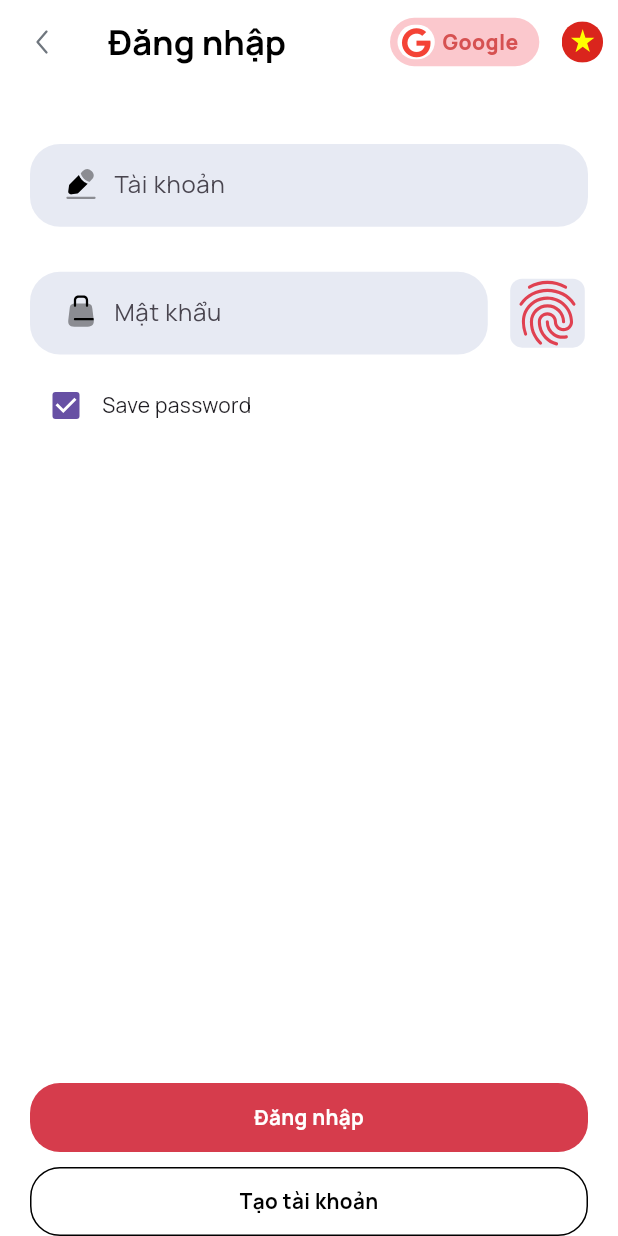
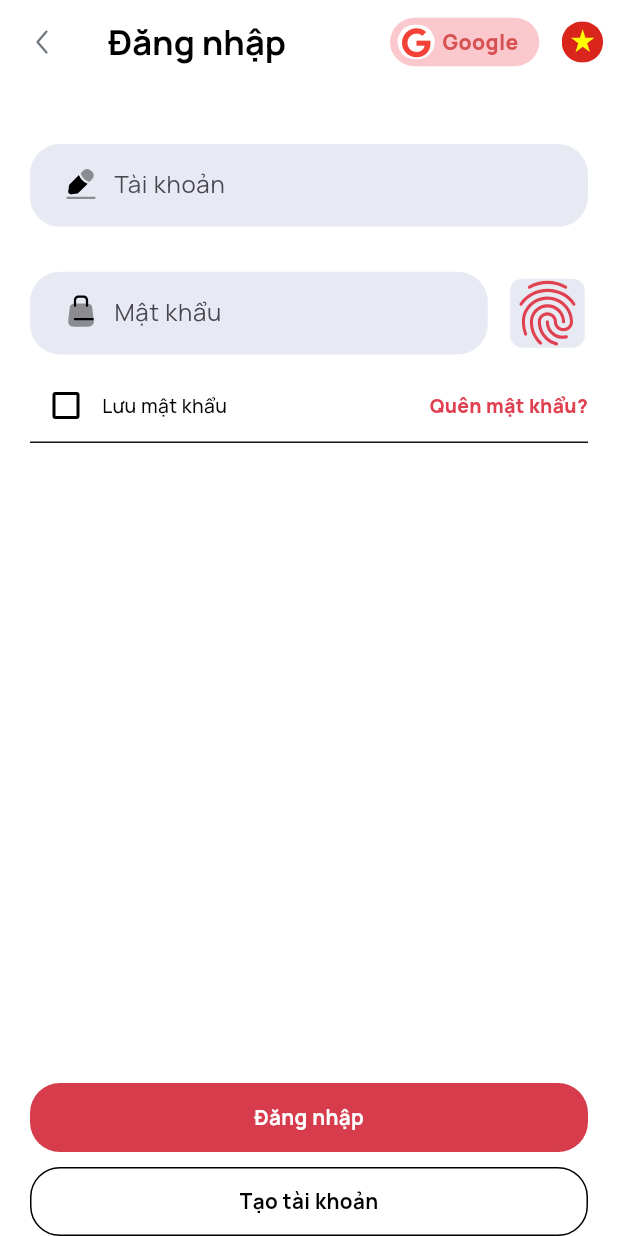
Before and after one commit to DevDadd/fitness-project, a Flutter app: the screen it shows after launch, after a tap on "Bắt đầu", on a phone screen of 412 x 824 dp. Run offline on Flutter 3.47's test engine with Material 3 defaults, Android fonts, the phone set to English and light mode, and no system bars; our stand-ins replace bloc, copy_with_extension, equatable, flutter_bloc, flutter_screenutil, flutter_svg and 3 more.

Commit message:
Refactor LoginPage to StatefulWidget and implement save/forgot password functionality with localization support. Updated localization files for English and Vietnamese.

```diff
--- a/lib/feature/authentication/presentation/pages/login_page.dart
+++ b/lib/feature/authentication/presentation/pages/login_page.dart
@@ -13,12 +13,18 @@ import 'package:font_awesome_flutter/font_awesome_flutter.dart';
 import 'package:google_fonts/google_fonts.dart';
 import 'package:popover/popover.dart';
 
-class LoginPage extends StatelessWidget {
+class LoginPage extends StatefulWidget {
   const LoginPage({super.key});
 
   @override
+  State<LoginPage> createState() => _LoginPageState();
+}
+
+class _LoginPageState extends State<LoginPage> {
+  bool isSavedPassword = false;
+
+  @override
   Widget build(BuildContext context) {
-    final bool isSavedPassword = false;
     return BlocBuilder<LocalizeCubit, LocalizeState>(
       builder: (context, state) {
         return Scaffold(
@@ -171,9 +177,46 @@ class LoginPage extends StatelessWidget {
                 SizedBox(height: 10),
                 Row(
                   children: [
-                    Checkbox(value: true, onChanged: (_) {}),
-                    Text("Save password", style: GoogleFonts.manrope()),
+                    Checkbox(
+                      value: isSavedPassword,
+                      onChanged: (value) {
+                        setState(() => isSavedPassword = value!);
+                      },
+                      fillColor: MaterialStateProperty.resolveWith(
+                        (_) => Colors.transparent,
+                      ),
+                      checkColor: Colors.green,
+                      side: MaterialStateBorderSide.resolveWith(
+                        (_) => const BorderSide(
+                          color: Colors.black,
+                          width: 2,
+                        ),
+                      ),
+                      overlayColor: MaterialStateProperty.all(Colors.transparent),
+                    ),
+                    Text(
+                      AppLocalizations.of(context)!.savepassword,
+                      style: GoogleFonts.manrope(
+                        fontWeight: FontWeight.w500,
+                        fontSize: 14.sp,
+                        color: Colors.black,
+                      ),
+                    ),
+                    const Spacer(),
+                    Text(
+                      AppLocalizations.of(context)!.forgotpassword,
+                      style: GoogleFonts.manrope(
+                        fontWeight: FontWeight.w900,
+                        fontSize: 14.sp,
+                        color: const Color.fromARGB(255, 224, 65, 81),
+                      ),
+                    ),
                   ],
+                ),
+                Container(
+                  width: MediaQuery.sizeOf(context).width / 1.1,
+                  height: 1.h,
+                  color: Colors.black,
                 ),
                 const Spacer(),
                 SafeArea(
--- a/lib/l10n/app_en.arb
+++ b/lib/l10n/app_en.arb
@@ -9,5 +9,7 @@
   "password" : "Password",
   "createaccount" : "Create account",
   "languagevn" : "🇻🇳 Vietnamese",
-  "languageuk" : "🇬🇧 English"
+  "languageuk" : "🇬🇧 English",
+  "savepassword" : "Save password",
+  "forgotpassword" : "Forgot password?"
 }
--- a/lib/l10n/app_localization.dart
+++ b/lib/l10n/app_localization.dart
@@ -151,6 +151,18 @@ abstract class AppLocalizations {
   /// In en, this message translates to:
   /// **'🇬🇧 English'**
   String get languageuk;
+
+  /// No description provided for @savepassword.
+  ///
+  /// In en, this message translates to:
+  /// **'Save password'**
+  String get savepassword;
+
+  /// No description provided for @forgotpassword.
+  ///
+  /// In en, this message translates to:
+  /// **'Forgot password?'**
+  String get forgotpassword;
 }
 
 class _AppLocalizationsDelegate
--- a/lib/l10n/app_localization_en.dart
+++ b/lib/l10n/app_localization_en.dart
@@ -35,4 +35,10 @@ class AppLocalizationsEn extends AppLocalizations {
 
   @override
   String get languageuk => '🇬🇧 English';
+
+  @override
+  String get savepassword => 'Save password';
+
+  @override
+  String get forgotpassword => 'Forgot password?';
 }
--- a/lib/l10n/app_localization_vi.dart
+++ b/lib/l10n/app_localization_vi.dart
@@ -35,4 +35,10 @@ class AppLocalizationsVi extends AppLocalizations {
 
   @override
   String get languageuk => '🇬🇧 Tiếng Anh';
+
+  @override
+  String get savepassword => 'Lưu mật khẩu';
+
+  @override
+  String get forgotpassword => 'Quên mật khẩu?';
 }
--- a/lib/l10n/app_vi.arb
+++ b/lib/l10n/app_vi.arb
@@ -9,5 +9,7 @@
   "password" : "Mật khẩu",
   "createaccount" : "Tạo tài khoản",
   "languagevn" : "🇻🇳 Tiếng Việt",
-  "languageuk" : "🇬🇧 Tiếng Anh"
+  "languageuk" : "🇬🇧 Tiếng Anh",
+  "savepassword" : "Lưu mật khẩu",
+  "forgotpassword" : "Quên mật khẩu?"
 }
```
